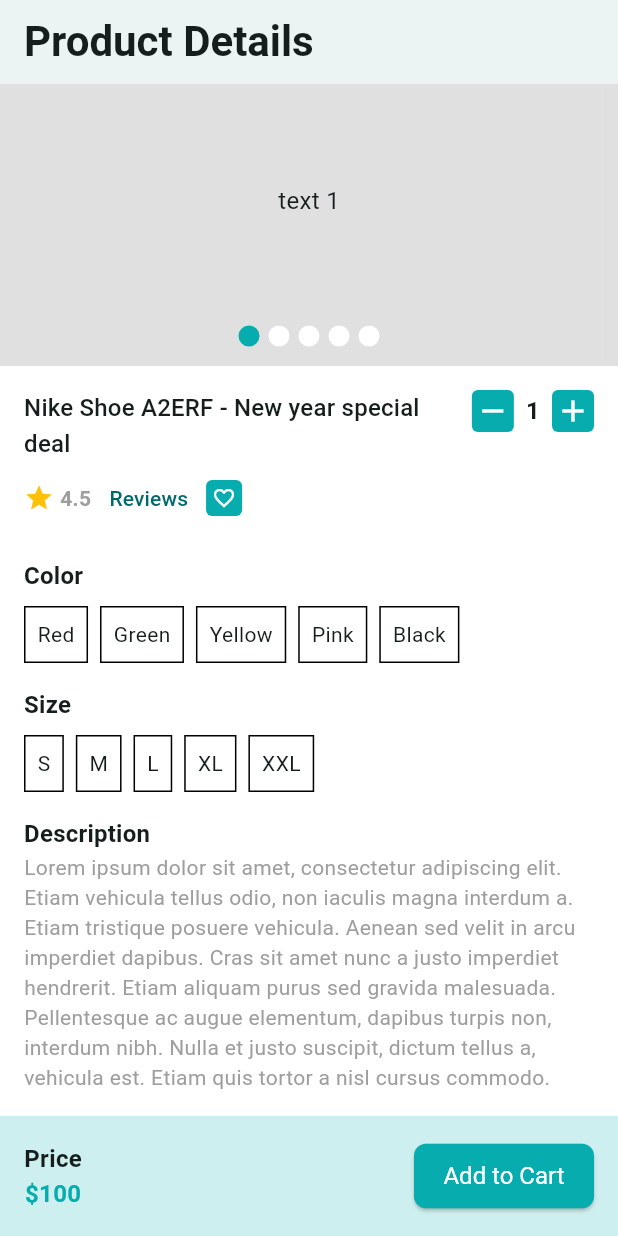
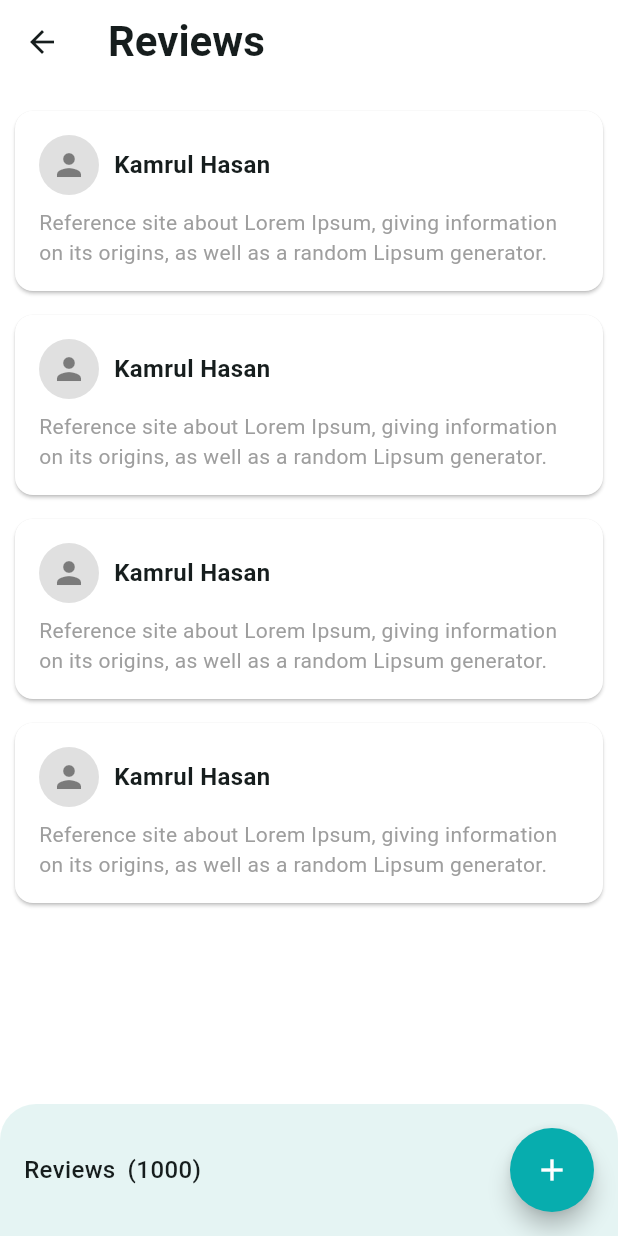
Before and after one commit to Kamrul-Hasan-2/Ecommerce_App, a Flutter app: the ProductDetailsScreen screen opened directly with empty values, scrolled down 32 dp, after a tap on "Reviews", on a phone screen of 412 x 824 dp. Run offline on Flutter 3.47's test engine with Material 3 defaults, Android fonts, the phone set to English and light mode, and no system bars; drawn by our look-alikes of carousel_slider; our stand-ins replace email_validator, flutter_svg, get, logger, pin_code_fields.

Commit message:
Review Screen FUll UI Done

```diff
--- a/lib/app/app.dart
+++ b/lib/app/app.dart
@@ -7,6 +7,8 @@ import 'package:ecomerce/features/categories/ui/screen/categorie_list_screen.dar
 import 'package:ecomerce/features/common/ui/screens/main_bottom_nav_screen.dart';
 import 'package:ecomerce/features/product/ui/screens/product_details_screen.dart';
 import 'package:ecomerce/features/product/ui/screens/product_list_screen.dart';
+import 'package:ecomerce/features/review/ui/screens/create_review_screen.dart';
+import 'package:ecomerce/features/review/ui/screens/review_list_screen.dart';
 import 'package:flutter/material.dart';
 import 'package:get/get.dart';
 import '../features/auth/ui/screens/complete_profile_screen.dart';
@@ -42,6 +44,10 @@ class CraftyBay extends StatelessWidget {
         }else if(settings.name == ProductDetailsScreen.name){
           int productId = settings.arguments as int;
           widget =  ProductDetailsScreen(productId: productId);
+        }else if(settings.name == ReviewListScreen.name){
+          widget = const ReviewListScreen();
+        }else if(settings.name == CreateReviewScreen.name){
+          widget = const CreateReviewScreen();
         }
         return MaterialPageRoute(builder: (ctx){
           return widget;
--- a/lib/features/common/ui/widgets/product_list_widget.dart
+++ b/lib/features/common/ui/widgets/product_list_widget.dart
@@ -85,5 +85,3 @@ class ProductItemWidget extends StatelessWidget {
     );
   }
 }
-
-// TODO:  23 min
--- a/lib/features/product/ui/screens/product_details_screen.dart
+++ b/lib/features/product/ui/screens/product_details_screen.dart
@@ -3,6 +3,7 @@ import 'package:ecomerce/features/product/ui/widget/color_picker_widget.dart';
 import 'package:ecomerce/features/product/ui/widget/product_image_carousel_slider.dart';
 import 'package:ecomerce/features/common/ui/widgets/product_quantity_inc_dec_button.dart';
 import 'package:ecomerce/features/product/ui/widget/size_picker_widget.dart';
+import 'package:ecomerce/features/review/ui/screens/review_list_screen.dart';
 import 'package:flutter/material.dart';
 
 class ProductDetailsScreen extends StatefulWidget {
@@ -65,7 +66,9 @@ class _ProductDetailsScreenState extends State<ProductDetailsScreen> {
                                         ],
                                       ),
                                       TextButton(
-                                          onPressed: () {},
+                                          onPressed: () {
+                                            Navigator.pushNamed(context, ReviewListScreen.name);
+                                          },
                                           child: const Text('Reviews')),
                                       Container(
                                         padding: const EdgeInsets.all(4),
--- /dev/null
+++ b/lib/features/review/ui/screens/review_list_screen.dart
@@ -0,0 +1,81 @@
+import 'package:ecomerce/app/app_colors.dart';
+import 'package:ecomerce/features/review/ui/screens/create_review_screen.dart';
+import 'package:ecomerce/features/review/ui/widget/review_card_list_widget.dart';
+import 'package:flutter/material.dart';
+
+class ReviewListScreen extends StatefulWidget {
+  const ReviewListScreen({super.key});
+
+  static const String name = '/review';
+  @override
+  State<ReviewListScreen> createState() => _ReviewListScreenState();
+}
+
+class _ReviewListScreenState extends State<ReviewListScreen> {
+  @override
+  Widget build(BuildContext context) {
+    return Scaffold(
+      appBar: AppBar(
+        title: const Text('Reviews'),
+      ),
+      body: Column(
+        children: [
+          Expanded(
+            child: ListView.builder(
+              padding: const EdgeInsets.all(10),
+              itemCount: 4,
+              itemBuilder: (context, index) {
+                return const ReviewCardListWidget();
+              },
+            ),
+          ),
+          _buildAddReviewsSection(),
+        ],
+      ),
+    );
+  }
+
+  Widget _buildAddReviewsSection() {
+    return Container(
+      padding: const EdgeInsets.all(16),
+      decoration: BoxDecoration(
+        color: Colors.teal.withOpacity(0.1),
+        borderRadius: const BorderRadius.only(
+          topLeft: Radius.circular(24),
+          topRight: Radius.circular(24),
+        ),
+      ),
+      child: Row(
+        mainAxisAlignment: MainAxisAlignment.spaceBetween,
+        children: [
+          const Row(
+            children: [
+              Text(
+                'Reviews',
+                style: TextStyle(
+                  fontWeight: FontWeight.w500,
+                  fontSize: 16,
+                ),
+              ),
+              SizedBox(width: 8),
+              Text(
+                '(1000)',
+                style: TextStyle(fontWeight: FontWeight.w500, fontSize: 16),
+              )
+            ],
+          ),
+          FloatingActionButton(
+            shape: const CircleBorder(),
+            backgroundColor: AppColors.themeColor,
+            foregroundColor: Colors.white,
+            onPressed: () {
+              Navigator.pushNamed(context, CreateReviewScreen.name);
+            },
+            child: const Icon(Icons.add),
+          ),
+
+        ],
+      ),
+    );
+  }
+}
--- /dev/null
+++ b/lib/features/review/ui/widget/review_card_list_widget.dart
@@ -0,0 +1,47 @@
+import 'package:flutter/material.dart';
+
+class ReviewCardListWidget extends StatelessWidget {
+  const ReviewCardListWidget({
+    super.key,
+  });
+
+  @override
+  Widget build(BuildContext context) {
+    return Card(
+      color: Colors.white,
+      shape: RoundedRectangleBorder(
+        borderRadius: BorderRadius.circular(12),
+      ),
+      margin: const EdgeInsets.symmetric(vertical: 8),
+      child: Padding(
+        padding: const EdgeInsets.all(16),
+        child: Column(
+          crossAxisAlignment: CrossAxisAlignment.start,
+          children: [
+            Row(
+              children: [
+                CircleAvatar(
+                  backgroundColor: Colors.grey.shade300,
+                  child: const Icon(Icons.person, color: Colors.black45),
+                ),
+                const SizedBox(width: 10),
+                const Text(
+                  'Kamrul Hasan',
+                  style: TextStyle(
+                    fontWeight: FontWeight.bold,
+                    fontSize: 16,
+                  ),
+                ),
+              ],
+            ),
+            const SizedBox(height: 8),
+            const Text(
+              'Reference site about Lorem Ipsum, giving information on its origins, as well as a random Lipsum generator.',
+              style: TextStyle(fontSize: 14, color: Colors.grey),
+            ),
+          ],
+        ),
+      ),
+    );
+  }
+}
```
Also changed, not shown: lib/features/review/ui/screens/create_review_screen.dart (added, +110 -0 lines).
